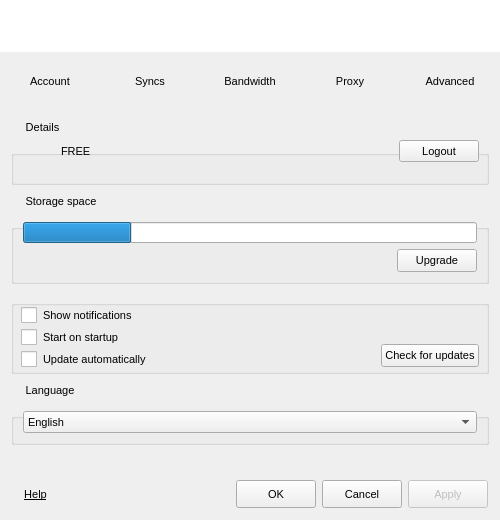
Qt form Source/MEGASync/gui/SettingsDialog.ui (meganz/MEGAsync) before a commit.
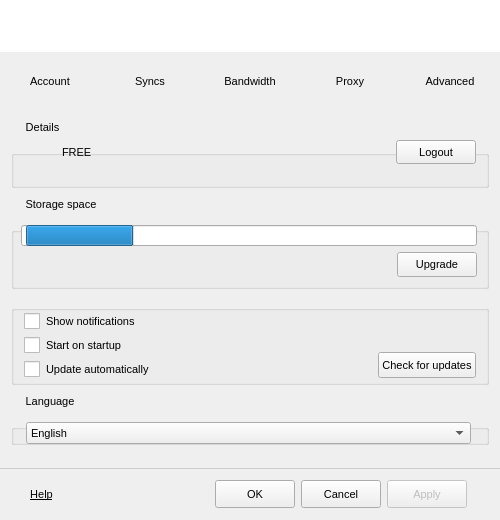
The same form after that commit. Icons and pictures are not drawn.

Commit message: Fixed the style of the settings dialog

The edit to the form file:
```diff
--- a/Source/MEGASync/gui/SettingsDialog.ui
+++ b/Source/MEGASync/gui/SettingsDialog.ui
@@ -125,7 +125,33 @@
 {
 font-style: italic;
 }
-</string>
+
+#wBottom
+{
+border-top: 1px solid #CCCCCC;
+}
+
+#pStorage
+{
+padding-right: 5px;
+padding-left: 5px;
+}
+
+#tSyncs
+{
+margin-right: 5px;
+margin-left: 5px;
+}
+
+#lExcludedNames
+{
+margin-right: 5px;
+}
+
+#pUsedBandwidth
+{
+margin-right: 6px;
+}</string>
   </property>
   <layout class="QGridLayout" name="gridLayout">
    <property name="leftMargin">
@@ -366,16 +392,16 @@
       <item>
        <layout class="QHBoxLayout" name="layoutBottom">
         <property name="leftMargin">
-         <number>12</number>
+         <number>18</number>
         </property>
         <property name="topMargin">
-         <number>9</number>
+         <number>12</number>
         </property>
         <property name="rightMargin">
-         <number>12</number>
+         <number>33</number>
         </property>
         <property name="bottomMargin">
-         <number>9</number>
+         <number>12</number>
         </property>
         <item>
          <widget class="QLabel" name="lHelp">
@@ -418,6 +444,9 @@
         </item>
         <item>
          <widget class="QPushButton" name="bOk">
+          <property name="styleSheet">
+           <string notr="true"/>
+          </property>
           <property name="text">
            <string>OK</string>
           </property>
@@ -522,12 +551,18 @@
          <property name="title">
           <string>Details</string>
          </property>
+         <property name="flat">
+          <bool>true</bool>
+         </property>
          <layout class="QHBoxLayout" name="horizontalLayout_3" stretch="0,1">
+          <property name="leftMargin">
+           <number>12</number>
+          </property>
           <property name="topMargin">
            <number>3</number>
           </property>
           <property name="rightMargin">
-           <number>9</number>
+           <number>12</number>
           </property>
           <property name="bottomMargin">
            <number>9</number>
@@ -580,6 +615,12 @@
              </property>
              <item>
               <widget class="QWidget" name="wAccountDetails" native="true">
+               <property name="minimumSize">
+                <size>
+                 <width>0</width>
+                 <height>25</height>
+                </size>
+               </property>
                <layout class="QHBoxLayout" name="horizontalLayout_4">
                 <property name="spacing">
                  <number>0</number>
@@ -617,25 +658,49 @@
                  </spacer>
                 </item>
                 <item>
-                 <widget class="QPushButton" name="bUnlink">
-                  <property name="sizePolicy">
-                   <sizepolicy hsizetype="Preferred" vsizetype="Preferred">
-                    <horstretch>0</horstretch>
-                    <verstretch>0</verstretch>
-                   </sizepolicy>
-                  </property>
-                  <property name="maximumSize">
-                   <size>
-                    <width>16777215</width>
-                    <height>24</height>
-                   </size>
-                  </property>
-                  <property name="text">
-                   <string>Logout</string>
-                  </property>
-                  <property name="default">
-                   <bool>false</bool>
-                  </property>
+                 <widget class="QWidget" name="widget_9" native="true">
+                  <layout class="QVBoxLayout" name="verticalLayout_16">
+                   <property name="spacing">
+                    <number>0</number>
+                   </property>
+                   <property name="leftMargin">
+                    <number>0</number>
+                   </property>
+                   <property name="topMargin">
+                    <number>0</number>
+                   </property>
+                   <property name="rightMargin">
+                    <number>0</number>
+                   </property>
+                   <property name="bottomMargin">
+                    <number>0</number>
+                   </property>
+                   <item>
+                    <widget class="QPushButton" name="bUnlink">
+                     <property name="sizePolicy">
+                      <sizepolicy hsizetype="Preferred" vsizetype="Preferred">
+                       <horstretch>0</horstretch>
+                       <verstretch>0</verstretch>
+                      </sizepolicy>
+                     </property>
+                     <property name="maximumSize">
+                      <size>
+                       <width>16777215</width>
+                       <height>24</height>
+                      </size>
+                     </property>
+                     <property name="styleSheet">
+                      <string notr="true"/>
+                     </property>
+                     <property name="text">
+                      <string>Logout</string>
+                     </property>
+                     <property name="default">
+                      <bool>false</bool>
+                     </property>
+                    </widget>
+                   </item>
+                  </layout>
                  </widget>
                 </item>
                </layout>
@@ -659,9 +724,18 @@
          <property name="title">
           <string>Storage space</string>
          </property>
+         <property name="flat">
+          <bool>true</bool>
+         </property>
          <layout class="QVBoxLayout" name="verticalLayout_7">
+          <property name="leftMargin">
+           <number>9</number>
+          </property>
           <item>
            <widget class="QProgressBar" name="pStorage">
+            <property name="styleSheet">
+             <string notr="true"/>
+            </property>
             <property name="value">
              <number>24</number>
             </property>
@@ -732,18 +806,21 @@
          <property name="title">
           <string/>
          </property>
+         <property name="flat">
+          <bool>true</bool>
+         </property>
          <layout class="QVBoxLayout" name="verticalLayout_3" stretch="0">
           <property name="spacing">
            <number>6</number>
           </property>
           <property name="leftMargin">
-           <number>9</number>
+           <number>12</number>
           </property>
           <property name="topMargin">
            <number>0</number>
           </property>
           <property name="rightMargin">
-           <number>9</number>
+           <number>12</number>
           </property>
           <property name="bottomMargin">
            <number>0</number>
@@ -918,7 +995,19 @@
          <property name="title">
           <string>Language</string>
          </property>
+         <property name="flat">
+          <bool>true</bool>
+         </property>
          <layout class="QVBoxLayout" name="verticalLayout_4">
+          <property name="leftMargin">
+           <number>14</number>
+          </property>
+          <property name="rightMargin">
+           <number>17</number>
+          </property>
+          <property name="bottomMargin">
+           <number>0</number>
+          </property>
           <item>
            <widget class="QComboBox" name="cLanguage">
             <property name="sizePolicy">
```
Left out of the diff: 56 changed lines with no effect on the pictures.
